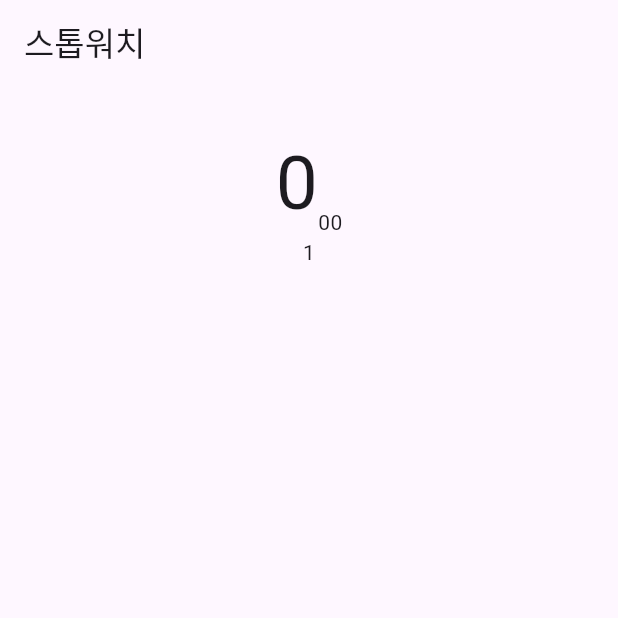
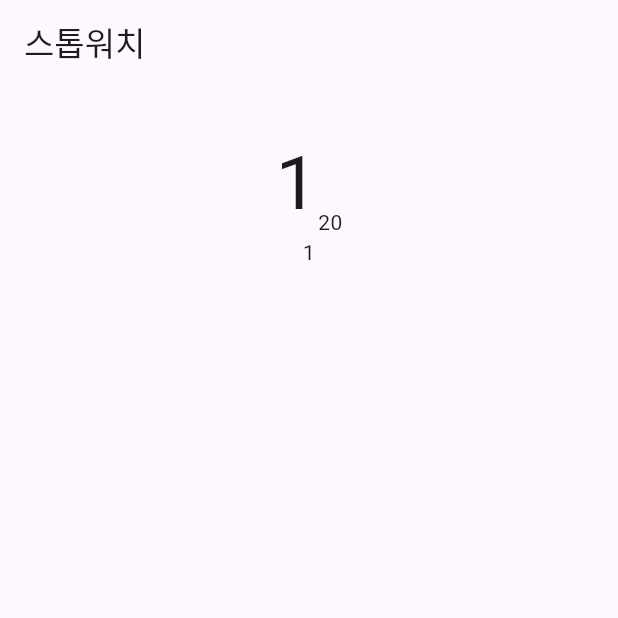
Before and after one commit to blueknarr/stop_watch, a Flutter app: the screen it shows after launch, after a tap on the "play arrow" icon, on a phone screen of 412 x 824 dp, the top half of it. Run offline on Flutter 3.47's test engine with Material 2 defaults, Android fonts, the phone set to English and light mode, and no system bars.

Commit message:
074. 시작, 일시정지 동작 로직, 시간표시 UI 수정

```diff
--- a/lib/stop_watch_screen.dart
+++ b/lib/stop_watch_screen.dart
@@ -26,9 +26,17 @@ class _StopWatchScreenState extends State<StopWatchScreen> {
     }
   }
 
-  void _start() {}
+  void _start() {
+    _timer = Timer.periodic(const Duration(milliseconds: 10), (timer) {
+      setState(() {
+        _time++;
+      });
+    });
+  }
 
-  void _pause() {}
+  void _pause() {
+    _timer?.cancel();
+  }
 
   @override
   void dispose() {
@@ -38,6 +46,9 @@ class _StopWatchScreenState extends State<StopWatchScreen> {
 
   @override
   Widget build(BuildContext context) {
+    int sec = _time ~/ 100;
+    String hundredth = '${_time % 100}'.padLeft(2, '0');
+
     return Scaffold(
       appBar: AppBar(
         title: const Text('스톱워치'),
@@ -45,16 +56,16 @@ class _StopWatchScreenState extends State<StopWatchScreen> {
       body: Column(
         children: [
           const SizedBox(height: 30),
-          const Row(
+          Row(
             mainAxisAlignment: MainAxisAlignment.center,
             crossAxisAlignment: CrossAxisAlignment.end,
             children: [
               Text(
-                '0',
+                '$sec',
                 style: TextStyle(fontSize: 50),
               ),
               Text(
-                '00',
+                hundredth,
               ),
             ],
           ),
```
